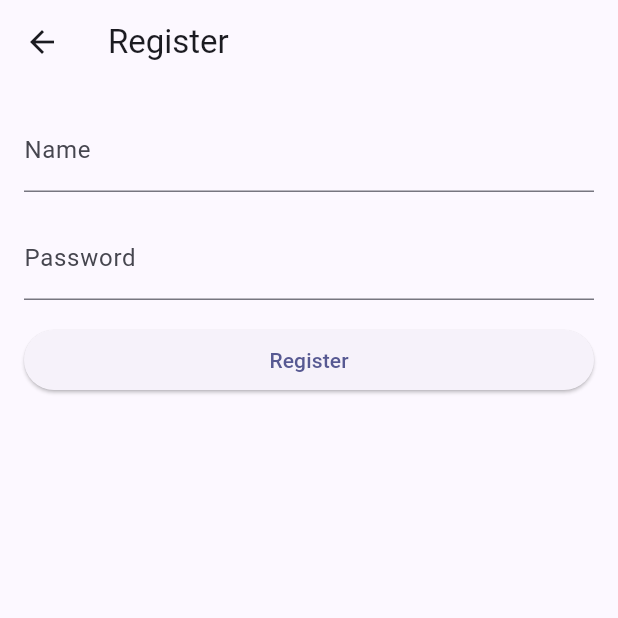
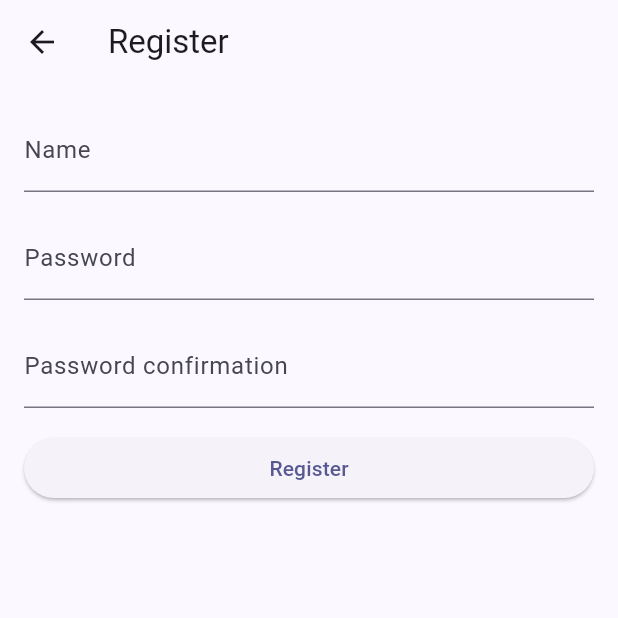
Before and after one commit to jan-claeys/kickerflutter, a Flutter app: the RegisterPage screen opened directly, on a phone screen of 412 x 824 dp, the top half of it. Run offline on Flutter 3.47's test engine with Material 3 defaults, Android fonts, the phone set to English and light mode, and no system bars; our stand-ins replace shared_preferences; accounts and stored records are empty.

Commit message:
Add register and refactor exceptions

```diff
--- a/lib/pages/home_page.dart
+++ b/lib/pages/home_page.dart
@@ -1,12 +1,12 @@
 import 'package:flutter/material.dart';
 import 'package:flutter/rendering.dart';
-import 'package:kickerflutter/pages/profile_page.dart';
 
 import '../network.dart';
 import '../widgets/create_match_floating_action_button.dart';
 import 'history_page.dart';
 import 'review_page.dart';
 import 'ranking_page.dart';
+import 'profile_page.dart';
 
 class HomePage extends StatefulWidget {
   const HomePage({super.key});
--- a/lib/pages/register_page.dart
+++ b/lib/pages/register_page.dart
@@ -1,7 +1,23 @@
 import 'package:flutter/material.dart';
+import 'package:kickerflutter/pages/login_page.dart';
 
-class RegisterPage extends StatelessWidget {
+import '../network.dart';
+import '../session.dart';
+import '../widgets/dialogs/error_dialog.dart';
+import 'home_page.dart';
+
+class RegisterPage extends StatefulWidget {
   const RegisterPage({super.key});
+
+  @override
+  State<RegisterPage> createState() => _RegisterPageState();
+}
+
+class _RegisterPageState extends State<RegisterPage> {
+  TextEditingController nameController = TextEditingController();
+  TextEditingController passwordController = TextEditingController();
+  TextEditingController passwordConfirmationController =
+      TextEditingController();
 
   @override
   Widget build(BuildContext context) {
@@ -14,22 +30,54 @@ class RegisterPage extends StatelessWidget {
         child: Column(
           crossAxisAlignment: CrossAxisAlignment.stretch,
           children: [
-            const TextField(
-              decoration: InputDecoration(
+            TextFormField(
+              decoration: const InputDecoration(
                 labelText: 'Name',
               ),
+              controller: nameController,
             ),
             const SizedBox(height: 16.0),
-            const TextField(
-              decoration: InputDecoration(
+            TextFormField(
+              decoration: const InputDecoration(
                 labelText: 'Password',
               ),
+              controller: passwordController,
+              obscureText: true,
+            ),
+            const SizedBox(height: 16.0),
+            TextFormField(
+              decoration: const InputDecoration(
+                labelText: 'Password confirmation',
+              ),
+              controller: passwordConfirmationController,
               obscureText: true,
             ),
             const SizedBox(height: 16.0),
             ElevatedButton(
               onPressed: () {
-                // TODO: Implement registration logic
+                if (passwordController.text !=
+                    passwordConfirmationController.text) {
+                  showDialog(
+                    context: context,
+                    builder: (BuildContext context) {
+                      return ErrorDialog(
+                          exeption: Exception("Passwords do not match"));
+                    },
+                  );
+                  return;
+                }
+
+                register(nameController.text, passwordController.text)
+                    .then((value) {
+                  Navigator.pushReplacement(
+                      context,
+                      MaterialPageRoute(
+                          builder: (BuildContext context) =>
+                              const LoginPage()));
+                }).onError((Exception exception, stackTrace) => showDialog(
+                        context: context,
+                        builder: (BuildContext context) =>
+                            ErrorDialog(exeption: exception)));
               },
               child: const Text('Register'),
             ),
--- a/lib/widgets/dialogs/error_dialog.dart
+++ b/lib/widgets/dialogs/error_dialog.dart
@@ -3,7 +3,7 @@ import 'package:flutter/material.dart';
 class ErrorDialog extends StatelessWidget{
   const ErrorDialog({
     super.key,
-    required this.exeption
+    required this.exeption,
   });
 
   final Exception exeption;
```
Also changed, not shown: lib/network.dart (+32 -6 lines).
